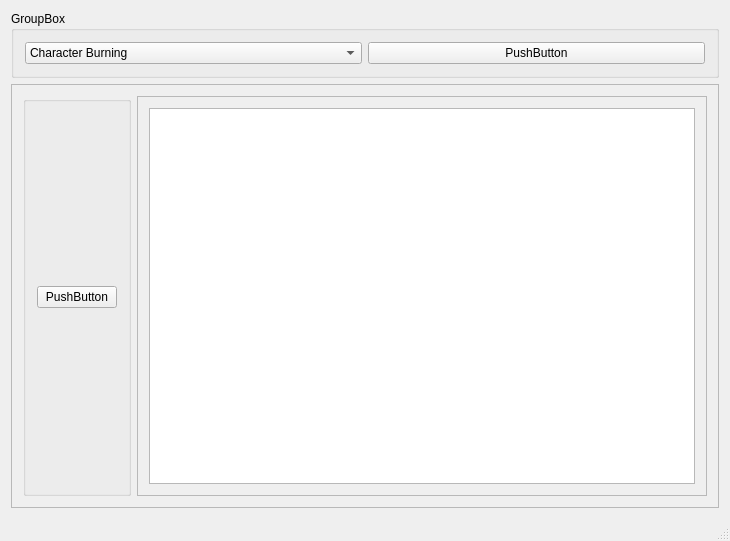
MysteryPizzaGuy/Crucible, file QT-TestApp/QT-TestApp/QTTestApp.ui: the form before one commit.
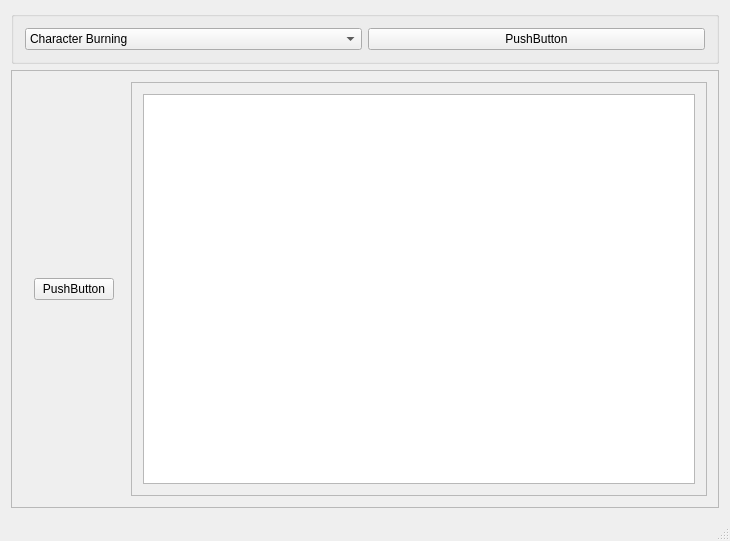
The form after the commit.

Diff of the .ui file:
```diff
--- a/QT-TestApp/QT-TestApp/QTTestApp.ui
+++ b/QT-TestApp/QT-TestApp/QTTestApp.ui
@@ -17,9 +17,6 @@
    <layout class="QVBoxLayout" name="verticalLayout">
     <item>
      <widget class="QGroupBox" name="groupBox">
-      <property name="title">
-       <string>GroupBox</string>
-      </property>
       <layout class="QHBoxLayout" name="horizontalLayout_3">
        <item>
         <widget class="QComboBox" name="comboBox">
@@ -57,12 +54,15 @@
         </property>
         <layout class="QHBoxLayout" name="horizontalLayout_2">
          <item>
-          <widget class="QGroupBox" name="Tabs">
-           <property name="enabled">
-            <bool>true</bool>
+          <widget class="QFrame" name="frame_2">
+           <property name="frameShape">
+            <enum>QFrame::NoFrame</enum>
            </property>
-           <property name="checkable">
-            <bool>false</bool>
+           <property name="frameShadow">
+            <enum>QFrame::Plain</enum>
+           </property>
+           <property name="lineWidth">
+            <number>0</number>
            </property>
            <layout class="QVBoxLayout" name="verticalLayout_3">
             <item>
@@ -85,8 +85,8 @@
              <rect>
               <x>0</x>
               <y>0</y>
-              <width>587</width>
-              <height>417</height>
+              <width>589</width>
+              <height>430</height>
              </rect>
             </property>
             <layout class="QVBoxLayout" name="verticalLayout_2">
```
